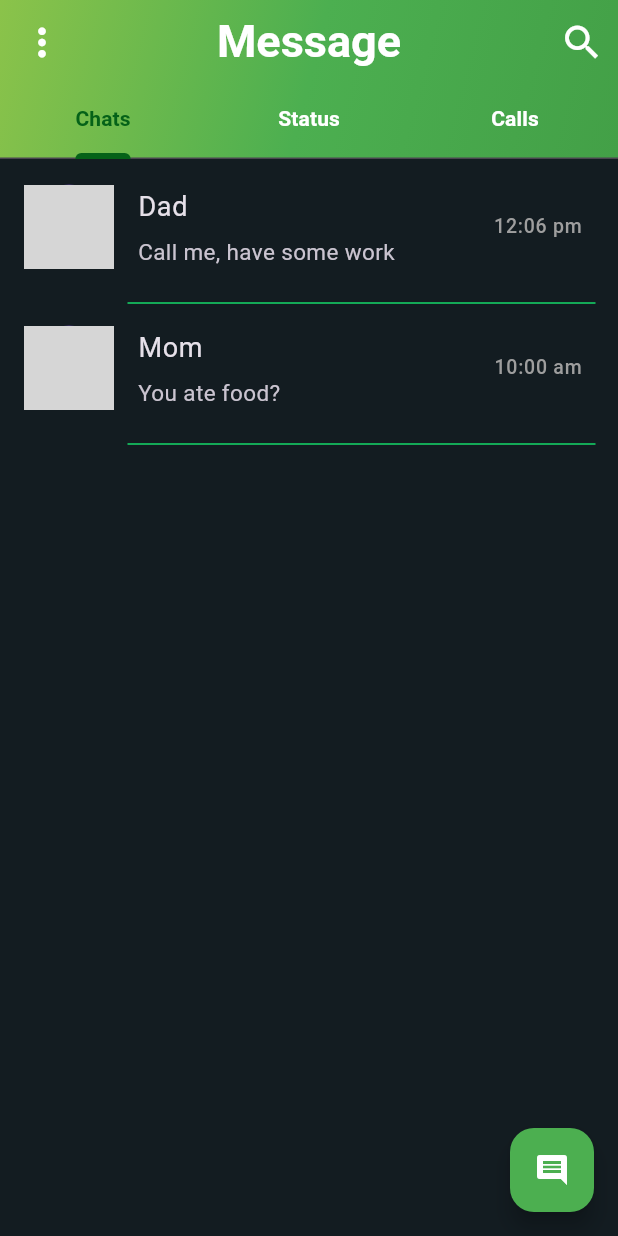
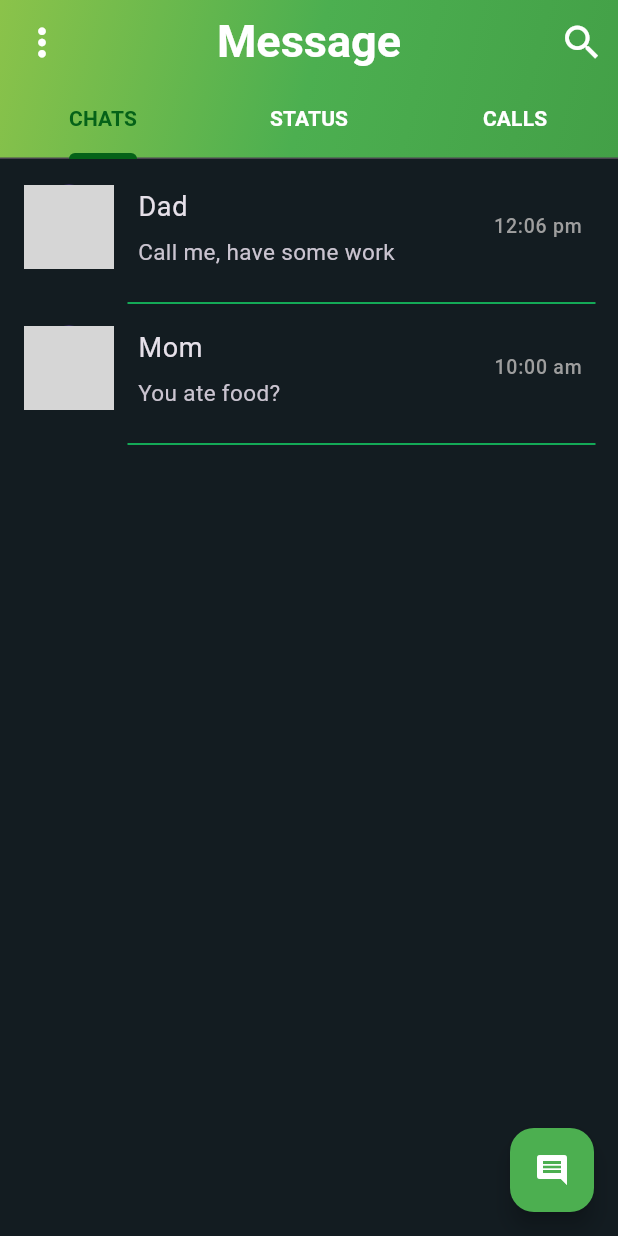
Before and after one commit to AkhrievSuleym/chat_app, a Flutter app: the screen it shows after launch, on a phone screen of 412 x 824 dp. Run offline on Flutter 3.47's test engine with Material 3 defaults, Android fonts, the phone set to English and light mode, and no system bars; our stand-ins replace firebase_core; accounts and stored records are empty; generated files the repository leaves out were written again; network calls fail; grey boxes are pictures that could not be loaded.

Commit message:
changes in UI

```diff
--- a/lib/main.dart
+++ b/lib/main.dart
@@ -3,12 +3,13 @@ import 'package:flutter/material.dart';
 import 'package:my_chat_app/colors.dart';
 import 'package:my_chat_app/firebase_options.dart';
 import 'package:my_chat_app/screens/mobile_layout_screen.dart';
-import 'package:my_chat_app/screens/web_layout_screen.dart';
 import 'package:my_chat_app/utils/responsive_layout.dart';
 
 void main() async {
   WidgetsFlutterBinding.ensureInitialized();
-  await Firebase.initializeApp(options: DefaultFirebaseOptions.currentPlatform);
+  await Firebase.initializeApp(
+    options: DefaultFirebaseOptions.currentPlatform,
+  );
   runApp(const MyApp());
 }
 
--- a/lib/screens/mobile_layout_screen.dart
+++ b/lib/screens/mobile_layout_screen.dart
@@ -62,13 +62,13 @@ class MobileLayoutScreen extends StatelessWidget {
             ),
             tabs: [
               Tab(
-                text: 'Chats',
+                text: 'CHATS',
               ),
               Tab(
-                text: 'Status',
+                text: 'STATUS',
               ),
               Tab(
-                text: 'Calls',
+                text: 'CALLS',
               ),
             ],
           ),
```
